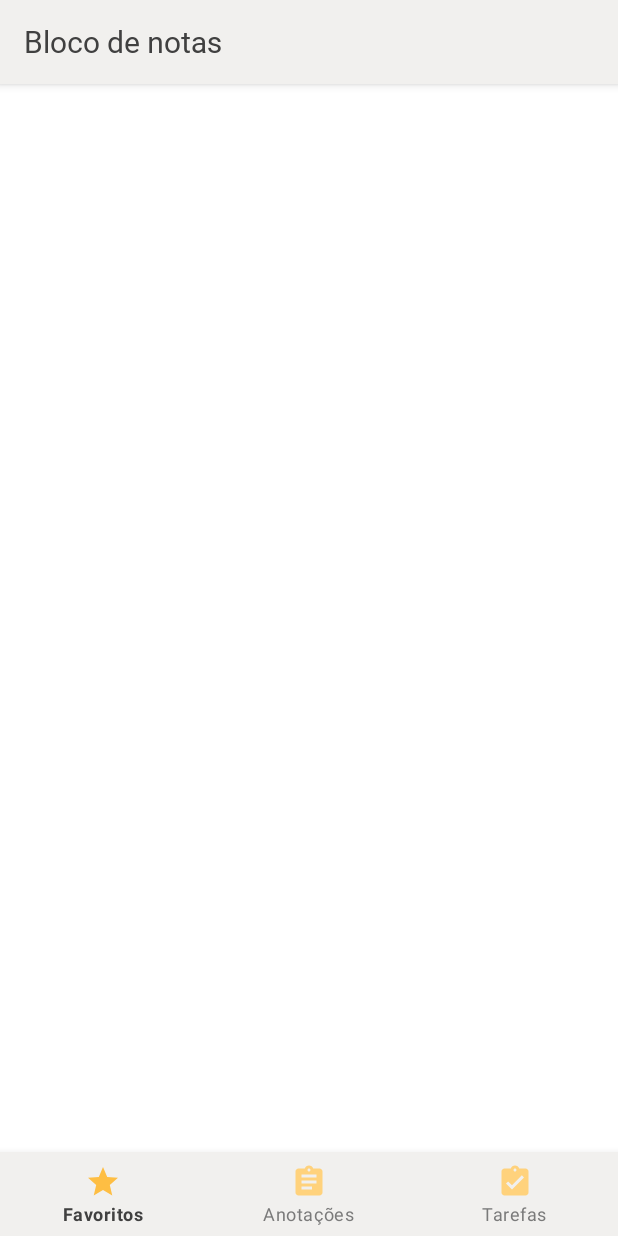
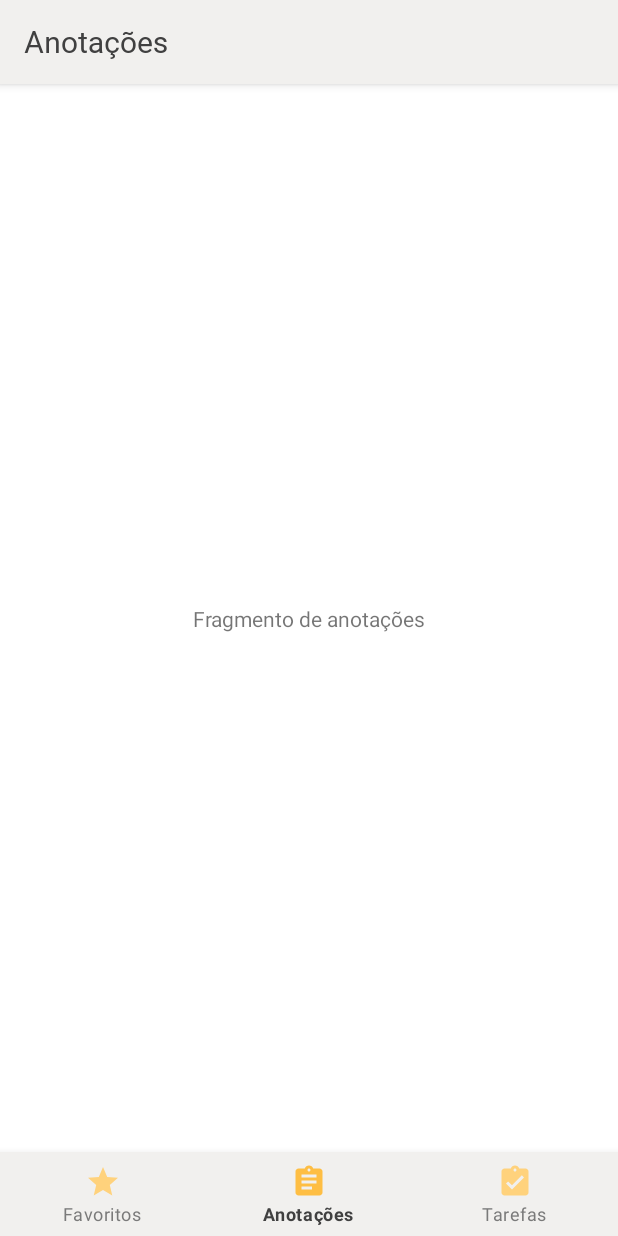
Before and after one commit to arturbruno17/Bloco-de-notas, an Android app: the screen it shows after launch (MainActivity), on a phone screen of 412 x 824 dp. Run offline under Robolectric (Android 15) with nearby library versions, the phone set to English and light mode, and no system bars; our stand-ins replace navigation-ui.

Commit message:
feat: Navigating the bottom navigation bar
Creating necessary fragments and associating them with the
bottom
navigation bar, changing the Toolbar title and fragment according
to the
chosen option.

```diff
--- a/app/build.gradle
+++ b/app/build.gradle
@@ -33,6 +33,7 @@ android {
 }
 
 dependencies {
+    implementation 'androidx.legacy:legacy-support-v4:1.0.0'
     def nav_version = "2.3.5"
 
     implementation "org.jetbrains.kotlin:kotlin-stdlib:$kotlin_version"
--- /dev/null
+++ b/app/src/main/java/com/posart/blocodenotas/AnnotationsFragment.kt
@@ -0,0 +1,19 @@
+package com.posart.blocodenotas
+
+import android.os.Bundle
+import androidx.fragment.app.Fragment
+import android.view.LayoutInflater
+import android.view.View
+import android.view.ViewGroup
+
+class AnnotationsFragment : Fragment() {
+
+    override fun onCreateView(
+        inflater: LayoutInflater, container: ViewGroup?,
+        savedInstanceState: Bundle?
+    ): View? {
+        // Inflate the layout for this fragment
+        return inflater.inflate(R.layout.fragment_annotations, container, false)
+    }
+
+}
--- a/app/src/main/java/com/posart/blocodenotas/MainActivity.kt
+++ b/app/src/main/java/com/posart/blocodenotas/MainActivity.kt
@@ -2,6 +2,13 @@ package com.posart.blocodenotas
 
 import androidx.appcompat.app.AppCompatActivity
 import android.os.Bundle
+import androidx.navigation.NavController
+import androidx.navigation.findNavController
+import androidx.navigation.fragment.NavHostFragment
+import androidx.navigation.ui.AppBarConfiguration
+import androidx.navigation.ui.setupActionBarWithNavController
+import androidx.navigation.ui.setupWithNavController
+import com.google.android.material.bottomnavigation.BottomNavigationView
 
 class MainActivity : AppCompatActivity() {
     override fun onCreate(savedInstanceState: Bundle?) {
@@ -9,5 +16,15 @@ class MainActivity : AppCompatActivity() {
         setContentView(R.layout.activity_main)
 
         setSupportActionBar(findViewById(R.id.toolbar))
+
+        val bottomNavigationView = findViewById<BottomNavigationView>(R.id.bottom_navigation_view)
+        val navHostFragment =
+            supportFragmentManager.findFragmentById(R.id.nav_host_fragment) as NavHostFragment
+        val navController: NavController = navHostFragment.navController
+        val appBarConfiguration = AppBarConfiguration(setOf(R.id.favoritesFragment, R.id.annotationFragment,
+            R.id.tasksFragment))
+
+        setupActionBarWithNavController(navController, appBarConfiguration)
+        bottomNavigationView.setupWithNavController(navController)
     }
 }
--- a/app/src/main/res/layout/activity_main.xml
+++ b/app/src/main/res/layout/activity_main.xml
@@ -14,8 +14,19 @@
         app:layout_constraintEnd_toEndOf="parent"
         app:layout_constraintStart_toStartOf="parent"
         app:layout_constraintTop_toTopOf="parent"
-        app:title="@string/app_name"
         app:titleTextAppearance="@style/Heading" />
+
+    <androidx.fragment.app.FragmentContainerView
+        android:id="@+id/nav_host_fragment"
+        android:name="androidx.navigation.fragment.NavHostFragment"
+        android:layout_width="0dp"
+        android:layout_height="0dp"
+        app:defaultNavHost="true"
+        app:layout_constraintBottom_toTopOf="@+id/bottom_navigation_view"
+        app:layout_constraintEnd_toEndOf="parent"
+        app:layout_constraintStart_toStartOf="parent"
+        app:layout_constraintTop_toBottomOf="@+id/toolbar"
+        app:navGraph="@navigation/nav_graph" />
 
     <com.google.android.material.bottomnavigation.BottomNavigationView
         android:id="@+id/bottom_navigation_view"
--- /dev/null
+++ b/app/src/main/res/layout/fragment_annotations.xml
@@ -0,0 +1,16 @@
+<?xml version="1.0" encoding="utf-8"?>
+<androidx.constraintlayout.widget.ConstraintLayout xmlns:app="http://schemas.android.com/apk/res-auto"
+    android:layout_width="match_parent"
+    android:layout_height="match_parent"
+    xmlns:android="http://schemas.android.com/apk/res/android">
+
+    <TextView
+        android:id="@+id/textView3"
+        android:layout_width="wrap_content"
+        android:layout_height="wrap_content"
+        android:text="Fragmento de anotações"
+        app:layout_constraintBottom_toBottomOf="parent"
+        app:layout_constraintEnd_toEndOf="parent"
+        app:layout_constraintStart_toStartOf="parent"
+        app:layout_constraintTop_toTopOf="parent" />
+</androidx.constraintlayout.widget.ConstraintLayout>
--- a/app/src/main/res/menu/menu_bottom_navigation.xml
+++ b/app/src/main/res/menu/menu_bottom_navigation.xml
@@ -2,17 +2,17 @@
 <menu xmlns:android="http://schemas.android.com/apk/res/android">
 
     <item
-        android:id="@+id/favorites"
+        android:id="@+id/favoritesFragment"
         android:contentDescription="@string/favorite_content_description"
         android:icon="@drawable/ic_baseline_star_24"
         android:title="@string/favorites" />
     <item
-        android:id="@+id/notes"
+        android:id="@+id/annotationFragment"
         android:contentDescription="@string/notes_content_description"
         android:icon="@drawable/ic_baseline_assignment_24"
         android:title="@string/notes" />
     <item
-        android:id="@+id/tasks"
+        android:id="@+id/tasksFragment"
         android:contentDescription="@string/tasks_content_description"
         android:icon="@drawable/ic_baseline_assignment_turned_in_24"
         android:title="@string/tasks" />
--- a/app/src/main/res/navigation/nav_graph.xml
+++ b/app/src/main/res/navigation/nav_graph.xml
@@ -2,4 +2,21 @@
 <navigation xmlns:android="http://schemas.android.com/apk/res/android"
     xmlns:app="http://schemas.android.com/apk/res-auto"
     xmlns:tools="http://schemas.android.com/tools"
-    android:id="@+id/nav_graph" />
+    android:id="@+id/nav_graph"
+    app:startDestination="@id/annotationFragment">
+    <fragment
+        android:id="@+id/favoritesFragment"
+        android:name="com.posart.blocodenotas.FavoritesFragment"
+        android:label="Favoritos"
+        tools:layout="@layout/fragment_favorites" />
+    <fragment
+        android:id="@+id/annotationFragment"
+        android:name="com.posart.blocodenotas.AnnotationsFragment"
+        android:label="Anotações"
+        tools:layout="@layout/fragment_annotations" />
+    <fragment
+        android:id="@+id/tasksFragment"
+        android:name="com.posart.blocodenotas.TasksFragment"
+        android:label="Tarefas"
+        tools:layout="@layout/fragment_tasks" />
+</navigation>
```
Also changed, not shown: app/src/main/java/com/posart/blocodenotas/FavoritesFragment.kt (added, +18 -0 lines), app/src/main/java/com/posart/blocodenotas/TasksFragment.kt (added, +19 -0 lines), app/src/main/res/layout/fragment_favorites.xml (added, +16 -0 lines), app/src/main/res/layout/fragment_tasks.xml (added, +16 -0 lines).
